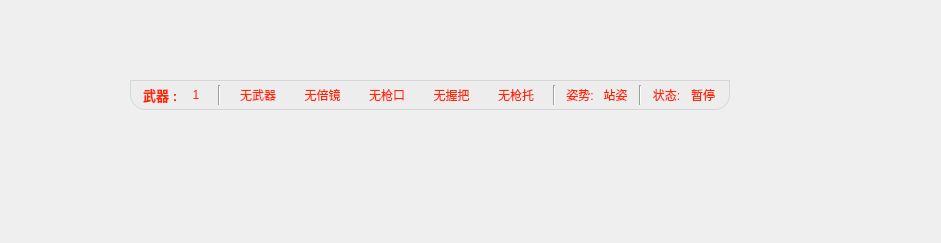
First picture: the form in views/state.ui, repository Pupper0601/CuteAide, before the edit.
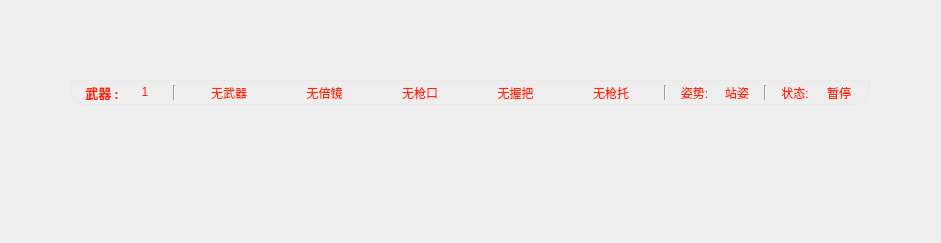
Second picture: the form after the edit.

```diff
--- a/views/state.ui
+++ b/views/state.ui
@@ -17,34 +17,34 @@
    <widget class="QWidget" name="widget" native="true">
     <property name="geometry">
      <rect>
-      <x>130</x>
+      <x>70</x>
       <y>80</y>
-      <width>600</width>
-      <height>30</height>
+      <width>800</width>
+      <height>25</height>
      </rect>
     </property>
     <property name="minimumSize">
      <size>
-      <width>600</width>
-      <height>30</height>
+      <width>800</width>
+      <height>25</height>
      </size>
     </property>
     <property name="maximumSize">
      <size>
-      <width>600</width>
-      <height>30</height>
+      <width>800</width>
+      <height>25</height>
      </size>
     </property>
     <property name="styleSheet">
      <string notr="true">#widget{
-	border: 1px solid rgb(214,214,214);
-	background-color: rgba(235, 235, 235, 143);
+	border: 1px solid rgba(214,214,214, 50);
+	background-color: rgba(235, 235, 235, 50);
 	border-bottom-left-radius: 15px;
 	border-bottom-right-radius: 15px;
 }
 QPushButton{
 	color: rgb(255, 38, 0);
-	font: 700 10pt;
+	font: 700 10pt &quot;YouSheYuFeiTeJianKangTi&quot;;
 }
 Line{
 	border: 1px solid rgb(255, 255, 255);
@@ -125,6 +125,7 @@
           </property>
           <property name="font">
            <font>
+            <family>YouSheYuFeiTeJianKangTi</family>
             <pointsize>10</pointsize>
             <italic>false</italic>
             <bold>true</bold>
@@ -205,7 +206,7 @@
       <widget class="QFrame" name="frame_2">
        <property name="sizePolicy">
         <sizepolicy hsizetype="Expanding" vsizetype="Preferred">
-         <horstretch>4</horstretch>
+         <horstretch>5</horstretch>
          <verstretch>0</verstretch>
         </sizepolicy>
        </property>
```
